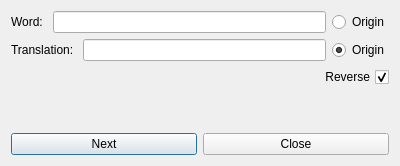
Before: the Qt Designer form adddialog.ui in ivan-selchenkov/QWord, drawn with Qt 5.
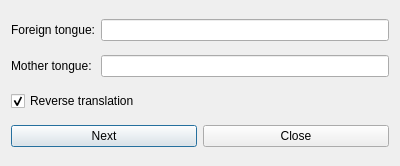
After: the same form once the commit is applied. Icons and pictures are not drawn.

Patch:
```diff
--- a/adddialog.ui
+++ b/adddialog.ui
@@ -23,20 +23,13 @@
      <item>
       <widget class="QLabel" name="label">
        <property name="text">
-        <string>Word: </string>
+        <string>Foreign tongue:</string>
        </property>
       </widget>
      </item>
      <item>
       <widget class="QLineEdit" name="txtEs"/>
      </item>
-     <item>
-      <widget class="QRadioButton" name="rbEs">
-       <property name="text">
-        <string>Origin</string>
-       </property>
-      </widget>
-     </item>
     </layout>
    </item>
    <item>
@@ -44,51 +37,28 @@
      <item>
       <widget class="QLabel" name="label_2">
        <property name="text">
-        <string>Translation: </string>
+        <string>Mother tongue: </string>
        </property>
       </widget>
      </item>
      <item>
       <widget class="QLineEdit" name="txtRu"/>
      </item>
-     <item>
-      <widget class="QRadioButton" name="rbRu">
-       <property name="text">
-        <string>Origin</string>
-       </property>
-       <property name="checked">
-        <bool>true</bool>
-       </property>
-      </widget>
-     </item>
     </layout>
    </item>
    <item>
     <widget class="QCheckBox" name="cboxRevert">
      <property name="layoutDirection">
-      <enum>Qt::RightToLeft</enum>
+      <enum>Qt::LeftToRight</enum>
      </property>
      <property name="text">
-      <string>Reverse</string>
+      <string>Reverse translation</string>
      </property>
      <property name="checked">
       <bool>true</bool>
      </property>
     </widget>
    </item>
-   <item>
-    <spacer name="verticalSpacer">
-     <property name="orientation">
-      <enum>Qt::Vertical</enum>
-     </property>
-     <property name="sizeHint" stdset="0">
-      <size>
-       <width>20</width>
-       <height>40</height>
-      </size>
-     </property>
-    </spacer>
-   </item>
    <item>
     <layout class="QHBoxLayout" name="horizontalLayout_3">
      <item>
```
